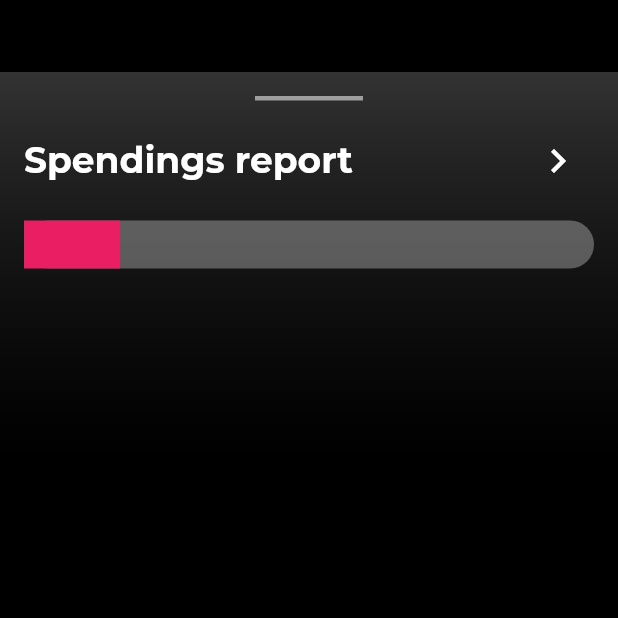
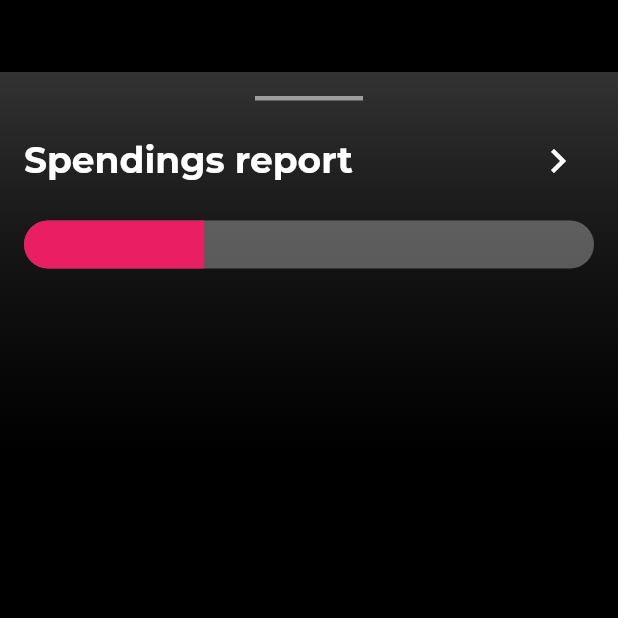
Before and after one commit to JAICHANGPARK/flutter_notebook_8th_story, a Flutter app: the screen it shows after launch, on a phone screen of 412 x 824 dp, the top half of it. Run offline on Flutter 3.47's test engine with Material 2 defaults, Android fonts, the phone set to English and light mode, and no system bars; our stand-ins replace badges, flutter_hooks, google_fonts, hooks_riverpod, state_notifier.

Commit message:
Update bank_main_page.dart

```diff
--- a/lib/ep594_banking_app/bank_main_page.dart
+++ b/lib/ep594_banking_app/bank_main_page.dart
@@ -68,9 +68,13 @@ class _BankMainPageState extends State<BankMainPage> {
                           child: Row(
                             children: [
                               Container(
-                                width: 64,
+                                width: 120,
                                 decoration: BoxDecoration(
                                   color: Colors.pink,
+                                  borderRadius: BorderRadius.only(
+                                    topLeft: Radius.circular(16),
+                                    bottomLeft: Radius.circular(16),
+                                  ),
                                 ),
                               )
                             ],
```
